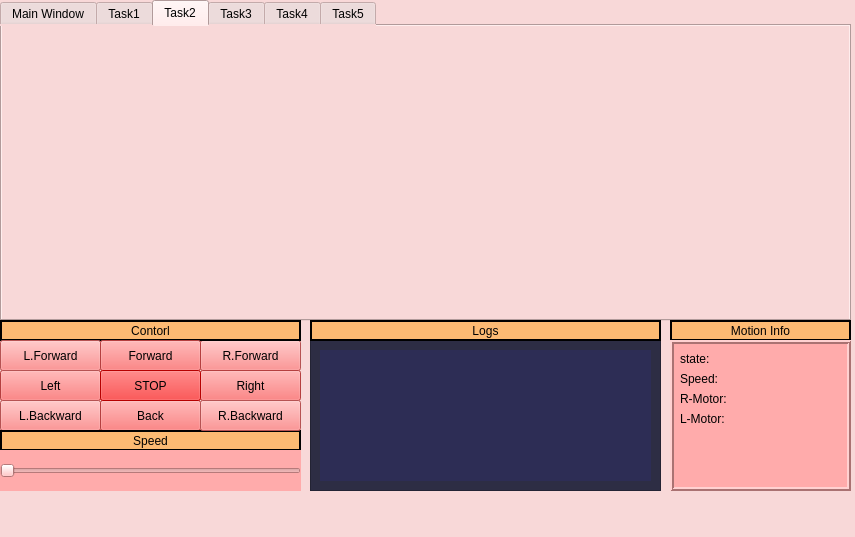
Old version of the form GUI/GUI_tabs.ui in the repository abdelrahman7124/torpedo-project.
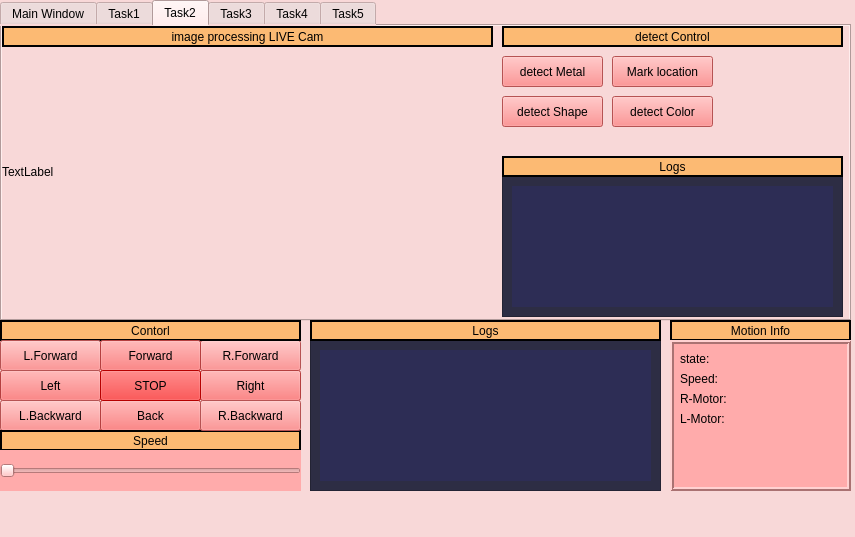
New version of the form. The open tabs and pages were chosen to show the change.

Commit message: add task 2 GUI des

Patch:
```diff
--- a/GUI/GUI_tabs.ui
+++ b/GUI/GUI_tabs.ui
@@ -324,6 +324,219 @@
      <attribute name="title">
       <string>Task2</string>
      </attribute>
+     <widget class="QLabel" name="Live_camera_videoLable2_Metal">
+      <property name="geometry">
+       <rect>
+        <x>0</x>
+        <y>10</y>
+        <width>481</width>
+        <height>271</height>
+       </rect>
+      </property>
+      <property name="text">
+       <string>TextLabel</string>
+      </property>
+     </widget>
+     <widget class="QLabel" name="img_liveCam_Metal">
+      <property name="geometry">
+       <rect>
+        <x>0</x>
+        <y>0</y>
+        <width>491</width>
+        <height>21</height>
+       </rect>
+      </property>
+      <property name="styleSheet">
+       <string notr="true">background-color: rgb(252, 186, 115)</string>
+      </property>
+      <property name="frameShape">
+       <enum>QFrame::Box</enum>
+      </property>
+      <property name="lineWidth">
+       <number>2</number>
+      </property>
+      <property name="text">
+       <string>image processing LIVE Cam</string>
+      </property>
+      <property name="textFormat">
+       <enum>Qt::AutoText</enum>
+      </property>
+      <property name="scaledContents">
+       <bool>false</bool>
+      </property>
+      <property name="alignment">
+       <set>Qt::AlignCenter</set>
+      </property>
+      <property name="openExternalLinks">
+       <bool>false</bool>
+      </property>
+     </widget>
+     <widget class="QLabel" name="detect_contorlLabel">
+      <property name="geometry">
+       <rect>
+        <x>500</x>
+        <y>0</y>
+        <width>341</width>
+        <height>21</height>
+       </rect>
+      </property>
+      <property name="styleSheet">
+       <string notr="true">background-color: rgb(252, 186, 115)</string>
+      </property>
+      <property name="frameShape">
+       <enum>QFrame::Box</enum>
+      </property>
+      <property name="lineWidth">
+       <number>2</number>
+      </property>
+      <property name="text">
+       <string>detect Control</string>
+      </property>
+      <property name="textFormat">
+       <enum>Qt::AutoText</enum>
+      </property>
+      <property name="scaledContents">
+       <bool>false</bool>
+      </property>
+      <property name="alignment">
+       <set>Qt::AlignCenter</set>
+      </property>
+      <property name="openExternalLinks">
+       <bool>false</bool>
+      </property>
+     </widget>
+     <widget class="QScrollArea" name="scrollAreaLogs_Task2">
+      <property name="geometry">
+       <rect>
+        <x>500</x>
+        <y>150</y>
+        <width>341</width>
+        <height>141</height>
+       </rect>
+      </property>
+      <property name="styleSheet">
+       <string notr="true">background-color: rgb(45,45,68)</string>
+      </property>
+      <property name="widgetResizable">
+       <bool>true</bool>
+      </property>
+      <widget class="QWidget" name="scrollAreaWidgetContents_7">
+       <property name="geometry">
+        <rect>
+         <x>0</x>
+         <y>0</y>
+         <width>339</width>
+         <height>139</height>
+        </rect>
+       </property>
+       <layout class="QVBoxLayout" name="verticalLayout_7">
+        <item>
+         <widget class="QTextEdit" name="textEdit_LogsTask2">
+          <property name="styleSheet">
+           <string notr="true">
+    color: white;
+background-color: rgb(45,45,85)</string>
+          </property>
+          <property name="frameShape">
+           <enum>QFrame::NoFrame</enum>
+          </property>
+          <property name="verticalScrollBarPolicy">
+           <enum>Qt::ScrollBarAsNeeded</enum>
+          </property>
+         </widget>
+        </item>
+       </layout>
+      </widget>
+     </widget>
+     <widget class="QPushButton" name="Start_lable_2">
+      <property name="geometry">
+       <rect>
+        <x>610</x>
+        <y>30</y>
+        <width>101</width>
+        <height>31</height>
+       </rect>
+      </property>
+      <property name="styleSheet">
+       <string notr="true">background-color: rgb(255, 116, 116)</string>
+      </property>
+      <property name="text">
+       <string>Mark location</string>
+      </property>
+     </widget>
+     <widget class="QLabel" name="Logs_label_3">
+      <property name="geometry">
+       <rect>
+        <x>500</x>
+        <y>130</y>
+        <width>341</width>
+        <height>21</height>
+       </rect>
+      </property>
+      <property name="styleSheet">
+       <string notr="true">background-color: rgb(252, 186, 115)</string>
+      </property>
+      <property name="frameShape">
+       <enum>QFrame::Box</enum>
+      </property>
+      <property name="lineWidth">
+       <number>2</number>
+      </property>
+      <property name="text">
+       <string>Logs</string>
+      </property>
+      <property name="alignment">
+       <set>Qt::AlignCenter</set>
+      </property>
+     </widget>
+     <widget class="QPushButton" name="ADD_path_lable_2">
+      <property name="geometry">
+       <rect>
+        <x>500</x>
+        <y>30</y>
+        <width>101</width>
+        <height>31</height>
+       </rect>
+      </property>
+      <property name="styleSheet">
+       <string notr="true">background-color: rgb(255, 116, 116)</string>
+      </property>
+      <property name="text">
+       <string>detect Metal</string>
+      </property>
+     </widget>
+     <widget class="QPushButton" name="ADD_path_lable_5">
+      <property name="geometry">
+       <rect>
+        <x>500</x>
+        <y>70</y>
+        <width>101</width>
+        <height>31</height>
+       </rect>
+      </property>
+      <property name="styleSheet">
+       <string notr="true">background-color: rgb(255, 116, 116)</string>
+      </property>
+      <property name="text">
+       <string>detect Shape</string>
+      </property>
+     </widget>
+     <widget class="QPushButton" name="ADD_path_lable_6">
+      <property name="geometry">
+       <rect>
+        <x>610</x>
+        <y>70</y>
+        <width>101</width>
+        <height>31</height>
+       </rect>
+      </property>
+      <property name="styleSheet">
+       <string notr="true">background-color: rgb(255, 116, 116)</string>
+      </property>
+      <property name="text">
+       <string>detect Color</string>
+      </property>
+     </widget>
     </widget>
     <widget class="QWidget" name="tab_3">
      <attribute name="title">
```
Left out of the diff: 2 changed lines with no effect on the pictures. The commit also changes 2 other files.
